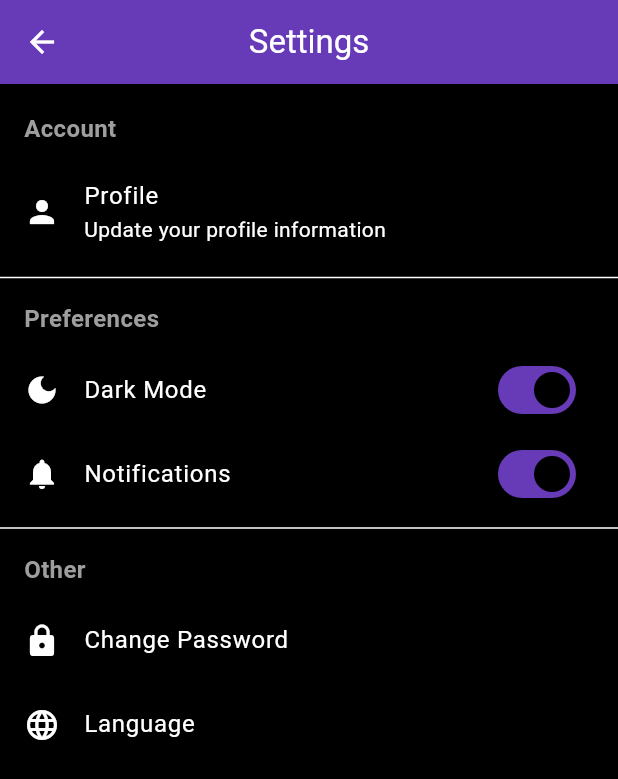
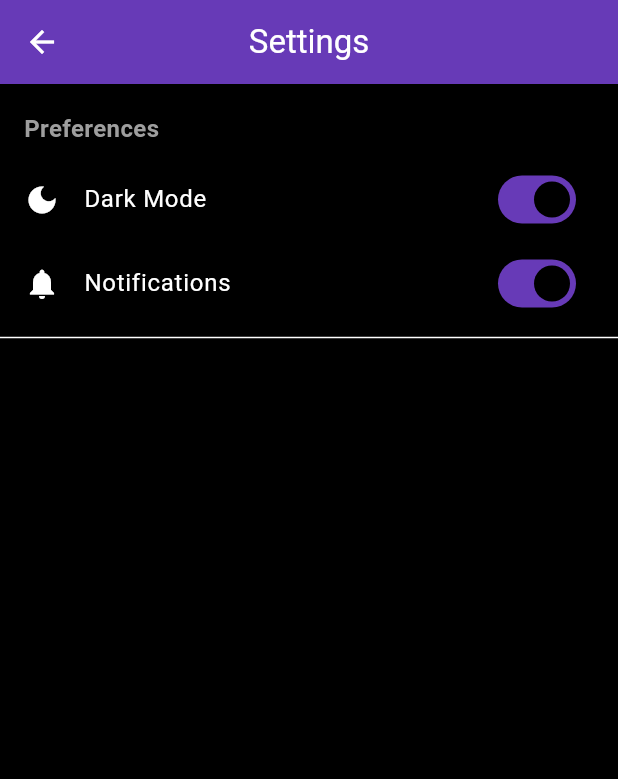
Before and after one commit to aiocrafters/my-app-flutter, a Flutter app: the SettingsPage screen opened directly, after a tap on "Dark Mode", on a phone screen of 412 x 824 dp. Shown: the top 779 px of the screen. Run offline on Flutter 3.47's test engine with Material 3 defaults, Android fonts, the phone set to English and light mode, and no system bars; our stand-ins replace share_plus.

Commit message:
chore(settings): remove language selection option

```diff
--- a/lib/pages/settings.dart
+++ b/lib/pages/settings.dart
@@ -1,5 +1,5 @@
 import 'package:flutter/material.dart';
-import '../../main.dart'; // Import to access themeNotifier
+import '../../main.dart'; // For global dark mode control
 
 class SettingsPage extends StatefulWidget {
   const SettingsPage({super.key});
@@ -24,27 +24,6 @@ class _SettingsPageState extends State<SettingsPage> {
         children: [
           const SizedBox(height: 10),
 
-          // Account Section
-          const Padding(
-            padding: EdgeInsets.symmetric(horizontal: 16.0, vertical: 8.0),
-            child: Text(
-              "Account",
-              style: TextStyle(
-                fontSize: 16,
-                fontWeight: FontWeight.bold,
-                color: Colors.grey,
-              ),
-            ),
-          ),
-          ListTile(
-            leading: const Icon(Icons.person),
-            title: const Text('Profile'),
-            subtitle: const Text('Update your profile information'),
-            onTap: () {},
-          ),
-
-          const Divider(),
-
           // Preferences Section
           const Padding(
             padding: EdgeInsets.symmetric(horizontal: 16.0, vertical: 8.0),
@@ -64,9 +43,7 @@ class _SettingsPageState extends State<SettingsPage> {
             onChanged: (bool value) {
               setState(() {
                 _darkMode = value;
-                themeNotifier.value = value
-                    ? ThemeMode.dark
-                    : ThemeMode.light; // GLOBAL CHANGE
+                themeNotifier.value = value ? ThemeMode.dark : ThemeMode.light;
               });
             },
           ),
@@ -82,29 +59,6 @@ class _SettingsPageState extends State<SettingsPage> {
           ),
 
           const Divider(),
-
-          // Other Section
-          const Padding(
-            padding: EdgeInsets.symmetric(horizontal: 16.0, vertical: 8.0),
-            child: Text(
-              "Other",
-              style: TextStyle(
-                fontSize: 16,
-                fontWeight: FontWeight.bold,
-                color: Colors.grey,
-              ),
-            ),
-          ),
-          ListTile(
-            leading: const Icon(Icons.lock),
-            title: const Text('Change Password'),
-            onTap: () {},
-          ),
-          ListTile(
-            leading: const Icon(Icons.language),
-            title: const Text('Language'),
-            onTap: () {},
-          ),
         ],
       ),
     );
```
